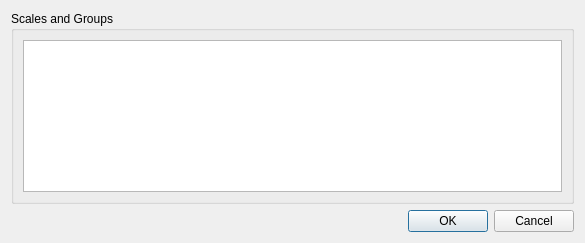
Old version of the form ilastik/gui/dlgFeature.ui in the repository ilastik/ilastik-0.5.
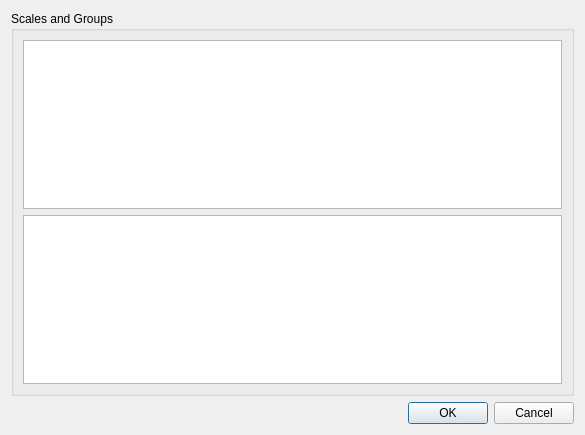
New version of the form. Icons and pictures are not drawn.

Commit message: improved overlaySelection and featureDlg

Patch:
```diff
--- a/ilastik/gui/dlgFeature.ui
+++ b/ilastik/gui/dlgFeature.ui
@@ -7,7 +7,7 @@
     <x>0</x>
     <y>0</y>
     <width>585</width>
-    <height>243</height>
+    <height>435</height>
    </rect>
   </property>
   <property name="sizePolicy">
@@ -38,8 +38,17 @@
         <string>Scales and Groups</string>
        </property>
        <layout class="QVBoxLayout" name="verticalLayout">
+        <item>
+         <widget class="QGraphicsView" name="graphicsView"/>
+        </item>
         <item>
          <widget class="QTableWidget" name="featureTable">
+          <property name="sizePolicy">
+           <sizepolicy hsizetype="Preferred" vsizetype="Preferred">
+            <horstretch>0</horstretch>
+            <verstretch>0</verstretch>
+           </sizepolicy>
+          </property>
           <property name="toolTip">
            <string>&lt;!DOCTYPE HTML PUBLIC &quot;-//W3C//DTD HTML 4.0//EN&quot; &quot;http://www.w3.org/TR/REC-html40/strict.dtd&quot;&gt;
 &lt;html&gt;&lt;head&gt;&lt;meta name=&quot;qrichtext&quot; content=&quot;1&quot; /&gt;&lt;style type=&quot;text/css&quot;&gt;
```
The commit also changes 4 other files.
